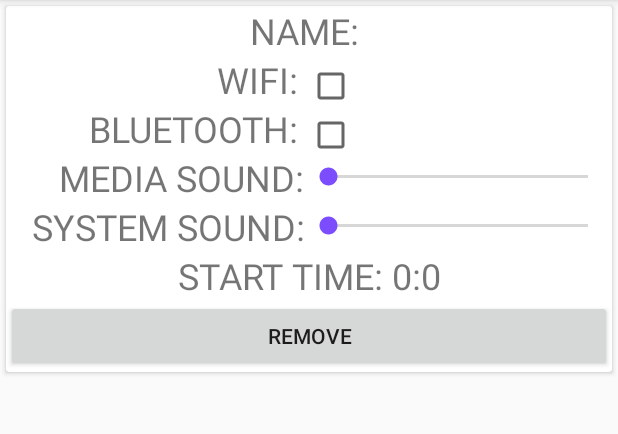
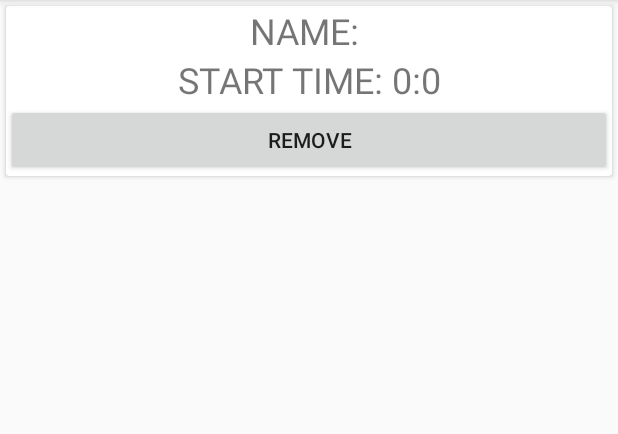
Before and after one commit to DmitriyDomrachev/SmartTool, an Android app: the fragment ListFragment shown on its own in the app's theme, on a phone screen of 412 x 824 dp, the part 84-518 px from its top. Run offline under Robolectric (Android 15) with nearby library versions, the phone set to English and light mode, and no system bars.

```diff
--- a/app/src/main/AndroidManifest.xml
+++ b/app/src/main/AndroidManifest.xml
@@ -9,7 +9,8 @@
     <uses-permission android:name="android.permission.ACCESS_WIFI_STATE" />
     <uses-permission android:name="android.permission.INTERNET" />
     <uses-permission android:name="android.permission.CHANGE_NETWORK_STATE" />
-    <uses-permission android:name="android.permission.ACCESS_NETWORK_STATE" />
+    <uses-permission android:name="android.permission.READ_CONTACTS" />
+    <uses-permission android:name="android.permission.ACCESS_NOTIFICATION_POLICY" />
     />
     <application
         android:allowBackup="true"
--- a/app/src/main/java/com/example/dima/smarttool/State.java
+++ b/app/src/main/java/com/example/dima/smarttool/State.java
@@ -9,10 +9,10 @@ import android.util.Log;
 public class State {
 
 
-    boolean wifiState, bluetoothState;
-    int batteryState, mediaSoundState, systemSoundState, id;
-    long startTime;
-    String name, LOGARG = "mytest";
+    private boolean wifiState, bluetoothState;
+    private int batteryState, mediaSoundState, systemSoundState, id;
+    private long startTime;
+    private String name;
 
 
 
@@ -27,7 +27,7 @@ public class State {
         this.systemSoundState = systemSoundState;
         this.startTime = startTime;
 
-        Log.d(LOGARG,"new state name ="+name);
+        Log.d("test","new state name ="+name);
 
     }
     public State(){}
--- a/app/src/main/java/com/example/dima/smarttool/fragment/RVAdapter.java
+++ b/app/src/main/java/com/example/dima/smarttool/fragment/RVAdapter.java
@@ -1,6 +1,7 @@
 package com.example.dima.smarttool.fragment;
 
 import android.content.Context;
+import android.content.Intent;
 import android.support.v7.widget.CardView;
 import android.support.v7.widget.RecyclerView;
 import android.util.Log;
@@ -8,11 +9,10 @@ import android.view.LayoutInflater;
 import android.view.View;
 import android.view.ViewGroup;
 import android.widget.Button;
-import android.widget.CheckBox;
-import android.widget.SeekBar;
 import android.widget.TextView;
 import android.widget.Toast;
 
+import com.example.dima.smarttool.AddStateActivity;
 import com.example.dima.smarttool.DB.StateHelper;
 import com.example.dima.smarttool.R;
 import com.example.dima.smarttool.State;
@@ -48,11 +48,11 @@ public class RVAdapter extends RecyclerView.Adapter<RVAdapter.ContactsViewHolder
         long millis = calendar.getTimeInMillis();
         int hour = (int)TimeUnit.MILLISECONDS.toHours(millis);
         int minute = (int)TimeUnit.MILLISECONDS.toMinutes(millis-hour*3600000);
-        holder.media.setProgress(state.getMediaSoundState());
-        holder.system.setProgress(state.getSystemSoundState());
+//        holder.media.setProgress(state.getMediaSoundState());
+//        holder.system.setProgress(state.getSystemSoundState());
         holder.txtName.setText(holder.txtName.getText()+String.valueOf(state.getName()));
-        holder.wifi.setChecked(state.isWiFiState());
-        holder.bt.setChecked(state.isBluetoothState());
+//        holder.wifi.setChecked(state.isWiFiState());
+//        holder.bt.setChecked(state.isBluetoothState());
         holder.txtStartTime.setText(holder.txtStartTime.getText()+String.valueOf(hour)+":"+String.valueOf(minute));
         holder.cvListener.setRecord(state);                                                             // как-то надо понимать с каким состоянием работаем
         holder.btnClickListener.setRecord(state);                                                       // как-то надо понимать с состоянием  работаем
@@ -67,11 +67,11 @@ public class RVAdapter extends RecyclerView.Adapter<RVAdapter.ContactsViewHolder
     //это самый первый класс, который вы должны создать при содании адептера. В нём происходит инциализации всех View-элементов.
     class ContactsViewHolder extends RecyclerView.ViewHolder {
 
-        TextView txtName, txtWiFi, txtBluetooth, txtStartTime;
+        TextView txtName, /*txtWiFi, txtBluetooth,*/ txtStartTime;
         Button btnRefactor;
         CardView cv;
-        CheckBox wifi, bt;
-        SeekBar media, system;
+//        CheckBox wifi, bt;
+//        SeekBar media, system;
 
         //Инициализируем слушатели
         CardViewClickListener cvListener = new CardViewClickListener();
@@ -80,16 +80,16 @@ public class RVAdapter extends RecyclerView.Adapter<RVAdapter.ContactsViewHolder
         ContactsViewHolder(View itemView) {
             super(itemView);
 
-            media = itemView.findViewById(R.id.cvMediaSoundSeekBar);
-            system = itemView.findViewById(R.id.cvSystemSoundSeekBar);
+//            media = itemView.findViewById(R.id.cvMediaSoundSeekBar);
+//            system = itemView.findViewById(R.id.cvSystemSoundSeekBar);
             txtName = itemView.findViewById(R.id.cvNameTextView);
-            txtWiFi = itemView.findViewById(R.id.cvWiFiTextView);
-            txtBluetooth= itemView.findViewById(R.id.cvBluetoothTextView);
+//            txtWiFi = itemView.findViewById(R.id.cvWiFiTextView);
+//            txtBluetooth= itemView.findViewById(R.id.cvBluetoothTextView);
             txtStartTime= itemView.findViewById(R.id.cvTimeStartTextView);
             btnRefactor = itemView.findViewById(R.id.cvButton);
 
-            wifi = itemView.findViewById(R.id.cvWiFiCheckBox);
-            bt = itemView.findViewById(R.id.cvBluetoothCheckBox);
+//            wifi = itemView.findViewById(R.id.cvWiFiCheckBox);
+//            bt = itemView.findViewById(R.id.cvBluetoothCheckBox);
 
             cv = itemView.findViewById(R.id.cv_rv);
 
@@ -110,6 +110,17 @@ public class RVAdapter extends RecyclerView.Adapter<RVAdapter.ContactsViewHolder
         @Override
         public void onClick(View v) {
             Toast.makeText(context,"он клик, "+state.getId(),Toast.LENGTH_SHORT).show();
+            Intent intent = new Intent(context, AddStateActivity.class);
+            intent.putExtra("name", state.getName());
+            intent.putExtra("wifi", state.isWiFiState());
+            intent.putExtra("bluetooth", state.isBluetoothState());
+            intent.putExtra("media", state.getMediaSoundState());
+            intent.putExtra("system", state.getSystemSoundState());
+            intent.putExtra("starttime", state.getStartTime());
+            intent.putExtra("id",state.getId());
+            context.startActivity(intent);
+
+
         }
 
         void setRecord(State state) {
--- a/app/src/main/res/layout/rule_cv.xml
+++ b/app/src/main/res/layout/rule_cv.xml
@@ -24,103 +24,103 @@
             android:textAllCaps="true"
             android:textSize="24sp" />
 
-        <LinearLayout
-            android:layout_width="match_parent"
-            android:layout_height="match_parent"
-            android:layout_weight="1"
-            android:orientation="horizontal">
+        <!--<LinearLayout-->
+            <!--android:layout_width="match_parent"-->
+            <!--android:layout_height="match_parent"-->
+            <!--android:layout_weight="1"-->
+            <!--android:orientation="horizontal">-->
 
-            <TextView
-                android:id="@+id/cvWiFiTextView"
-                android:layout_width="30dp"
-                android:layout_height="wrap_content"
-                android:layout_weight="1"
-                android:text="wifi: "
-                android:textAlignment="textEnd"
-                android:textAllCaps="true"
-                android:textSize="24sp" />
+            <!--<TextView-->
+                <!--android:id="@+id/cvWiFiTextView"-->
+                <!--android:layout_width="30dp"-->
+                <!--android:layout_height="wrap_content"-->
+                <!--android:layout_weight="1"-->
+                <!--android:text="wifi: "-->
+                <!--android:textAlignment="textEnd"-->
+                <!--android:textAllCaps="true"-->
+                <!--android:textSize="24sp" />-->
 
-            <CheckBox
-                android:id="@+id/cvWiFiCheckBox"
-                android:clickable="false"
-                android:layout_width="wrap_content"
-                android:layout_height="wrap_content"
-                android:layout_weight="1" />
+            <!--<CheckBox-->
+                <!--android:id="@+id/cvWiFiCheckBox"-->
+                <!--android:clickable="false"-->
+                <!--android:layout_width="wrap_content"-->
+                <!--android:layout_height="wrap_content"-->
+                <!--android:layout_weight="1" />-->
 
-        </LinearLayout>
+        <!--</LinearLayout>-->
 
-        <LinearLayout
-            android:layout_width="match_parent"
-            android:layout_height="match_parent"
-            android:layout_weight="1"
-            android:orientation="horizontal">
+        <!--<LinearLayout-->
+            <!--android:layout_width="match_parent"-->
+            <!--android:layout_height="match_parent"-->
+            <!--android:layout_weight="1"-->
+            <!--android:orientation="horizontal">-->
 
-            <TextView
-                android:id="@+id/cvBluetoothTextView"
-                android:layout_width="30dp"
-                android:layout_height="wrap_content"
-                android:layout_weight="1"
-                android:text="bluetooth: "
-                android:textAlignment="textEnd"
-                android:textAllCaps="true"
-                android:textSize="24sp" />
+            <!--<TextView-->
+                <!--android:id="@+id/cvBluetoothTextView"-->
+                <!--android:layout_width="30dp"-->
+                <!--android:layout_height="wrap_content"-->
+                <!--android:layout_weight="1"-->
+                <!--android:text="bluetooth: "-->
+                <!--android:textAlignment="textEnd"-->
+                <!--android:textAllCaps="true"-->
+                <!--android:textSize="24sp" />-->
 
-            <CheckBox
-                android:id="@+id/cvBluetoothCheckBox"
-                android:clickable="false"
-                android:layout_width="wrap_content"
-                android:layout_height="wrap_content"
-                android:layout_weight="1" />
+            <!--<CheckBox-->
+                <!--android:id="@+id/cvBluetoothCheckBox"-->
+                <!--android:clickable="false"-->
+                <!--android:layout_width="wrap_content"-->
+                <!--android:layout_height="wrap_content"-->
+                <!--android:layout_weight="1" />-->
 
-        </LinearLayout>
+        <!--</LinearLayout>-->
 
-        <LinearLayout
-            android:layout_width="match_parent"
-            android:layout_height="match_parent"
-            android:orientation="horizontal">
+        <!--<LinearLayout-->
+            <!--android:layout_width="match_parent"-->
+            <!--android:layout_height="match_parent"-->
+            <!--android:orientation="horizontal">-->
 
-            <TextView
-                android:id="@+id/cvMediaSoundTextView"
-                android:layout_width="42dp"
-                android:layout_height="wrap_content"
-                android:layout_weight="1"
-                android:text="Media Sound:"
-                android:textAlignment="textEnd"
-                android:textAllCaps="true"
-                android:textSize="24sp" />
+            <!--<TextView-->
+                <!--android:id="@+id/cvMediaSoundTextView"-->
+                <!--android:layout_width="42dp"-->
+                <!--android:layout_height="wrap_content"-->
+                <!--android:layout_weight="1"-->
+                <!--android:text="Media Sound:"-->
+                <!--android:textAlignment="textEnd"-->
+                <!--android:textAllCaps="true"-->
+                <!--android:textSize="24sp" />-->
 
-            <SeekBar
-                android:id="@+id/cvMediaSoundSeekBar"
-                android:clickable="false"
-                android:layout_width="wrap_content"
-                android:layout_height="match_parent"
-                android:layout_weight="1" />
+            <!--<SeekBar-->
+                <!--android:id="@+id/cvMediaSoundSeekBar"-->
+                <!--android:clickable="false"-->
+                <!--android:layout_width="wrap_content"-->
+                <!--android:layout_height="match_parent"-->
+                <!--android:layout_weight="1" />-->
 
 
-        </LinearLayout>
+        <!--</LinearLayout>-->
 
-        <LinearLayout
-            android:layout_width="match_parent"
-            android:layout_height="match_parent"
-            android:orientation="horizontal">
+        <!--<LinearLayout-->
+            <!--android:layout_width="match_parent"-->
+            <!--android:layout_height="match_parent"-->
+            <!--android:orientation="horizontal">-->
 
-            <TextView
-                android:id="@+id/cvSystemSoundTextView"
-                android:layout_width="42dp"
-                android:layout_height="wrap_content"
-                android:layout_weight="1"
-                android:text="System Sound:"
-                android:textAlignment="textEnd"
-                android:textAllCaps="true"
-                android:textSize="24sp" />
+            <!--<TextView-->
+                <!--android:id="@+id/cvSystemSoundTextView"-->
+                <!--android:layout_width="42dp"-->
+                <!--android:layout_height="wrap_content"-->
+                <!--android:layout_weight="1"-->
+                <!--android:text="System Sound:"-->
+                <!--android:textAlignment="textEnd"-->
+                <!--android:textAllCaps="true"-->
+                <!--android:textSize="24sp" />-->
 
-            <SeekBar
-                android:id="@+id/cvSystemSoundSeekBar"
-                android:clickable="false"
-                android:layout_width="wrap_content"
-                android:layout_height="match_parent"
-                android:layout_weight="1" />
-        </LinearLayout>
+            <!--<SeekBar-->
+                <!--android:id="@+id/cvSystemSoundSeekBar"-->
+                <!--android:clickable="false"-->
+                <!--android:layout_width="wrap_content"-->
+                <!--android:layout_height="match_parent"-->
+                <!--android:layout_weight="1" />-->
+        <!--</LinearLayout>-->
 
         <TextView
             android:id="@+id/cvTimeStartTextView"
```
Also changed, not shown: app/src/main/java/com/example/dima/smarttool/AddStateActivity.java (+36 -16 lines), app/src/main/java/com/example/dima/smarttool/MainActivity.java (+86 -24 lines), app/src/main/java/com/example/dima/smarttool/Scanning.java (+6 -5 lines).
